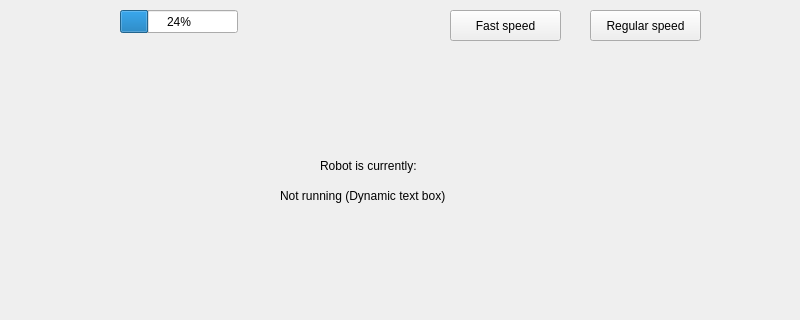
The window that robot/mainwindow.ui (Zsombor00/computer_systems_project) describes before a commit, drawn with Qt 5; both pictures show x 0 to 800 and y 90 to 410 of the 800 by 600 pixel window.
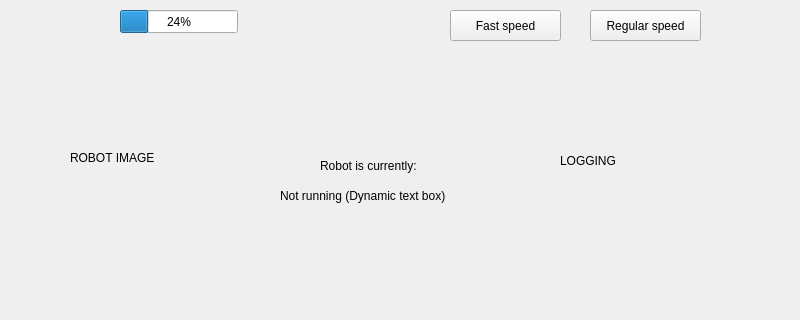
The same window after the commit.

Commit message: Working server and script to run the moving code. Only regular mode button implemented so far

```diff
--- a/robot/mainwindow.ui
+++ b/robot/mainwindow.ui
@@ -131,6 +131,32 @@
      <string>Close</string>
     </property>
    </widget>
+   <widget class="QLabel" name="label_4">
+    <property name="geometry">
+     <rect>
+      <x>70</x>
+      <y>240</y>
+      <width>131</width>
+      <height>16</height>
+     </rect>
+    </property>
+    <property name="text">
+     <string>ROBOT IMAGE</string>
+    </property>
+   </widget>
+   <widget class="QLabel" name="logging">
+    <property name="geometry">
+     <rect>
+      <x>560</x>
+      <y>230</y>
+      <width>221</width>
+      <height>41</height>
+     </rect>
+    </property>
+    <property name="text">
+     <string>LOGGING</string>
+    </property>
+   </widget>
   </widget>
   <widget class="QMenuBar" name="menubar">
    <property name="geometry">
```
The commit also changes 4 other files.
